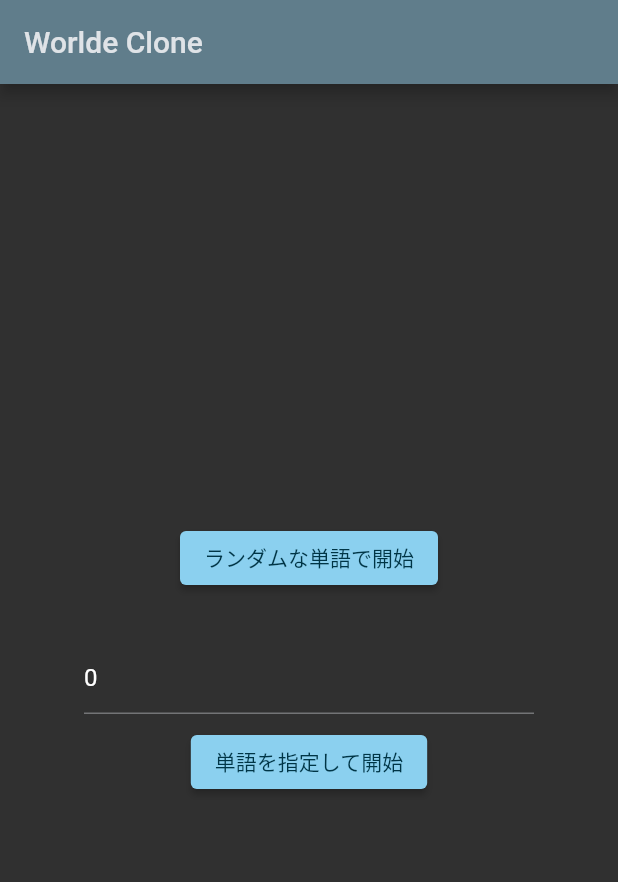
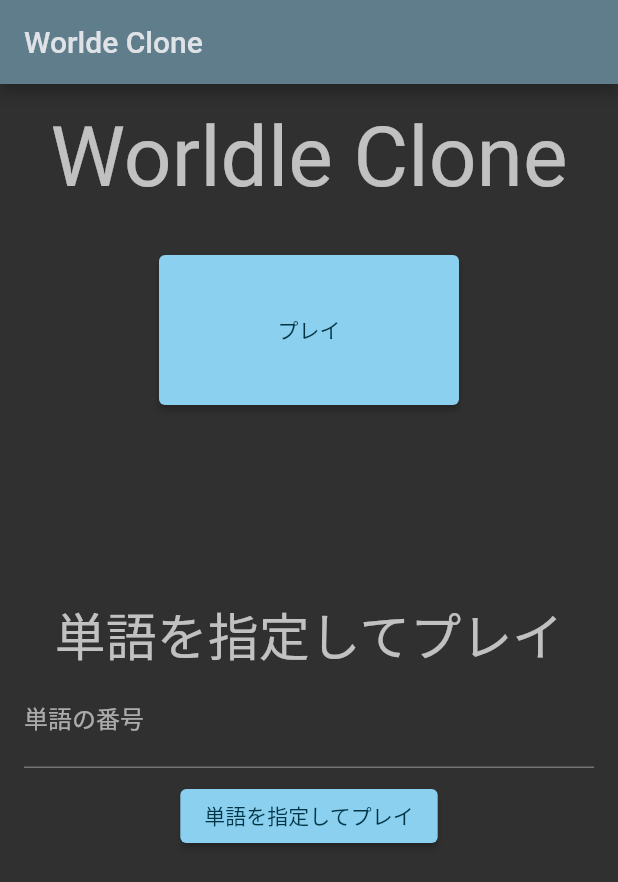
Before and after one commit to Juris710/wordle_clone, a Flutter app: the screen it shows after launch, on a phone screen of 412 x 824 dp. Shown: the top 882 px of the screen. Run offline on Flutter 3.47's test engine with Material 2 defaults, Android fonts, the phone set to English and light mode, and no system bars; our stand-ins replace flutter_hooks, hooks_riverpod.

Commit message:
ホームページのデザイン

```diff
--- a/lib/pages/home.dart
+++ b/lib/pages/home.dart
@@ -11,39 +11,71 @@ class HomePage extends HookConsumerWidget {
 
   @override
   Widget build(BuildContext context, WidgetRef ref) {
-    final controller = useTextEditingController(text: "0");
+    final controller = useTextEditingController();
     return Scaffold(
       appBar: AppBar(
         title: const Text(appName),
       ),
-      body: Center(
-        child: SizedBox(
-          width: 300,
+      body: SingleChildScrollView(
+        child: Padding(
+          padding: const EdgeInsets.all(16.0),
+          child: Center(
+            child: ConstrainedBox(
+              constraints: const BoxConstraints(maxWidth: 400),
               child: Column(
                 crossAxisAlignment: CrossAxisAlignment.center,
                 mainAxisAlignment: MainAxisAlignment.center,
                 children: [
+                  Text(
+                    "Worldle Clone",
+                    style: Theme.of(context).textTheme.headline2,
+                  ),
+                  const SizedBox(height: 32),
+                  SizedBox(
+                    width: 200,
+                    height:100,
+                    child: ElevatedButton(
+                      style: ElevatedButton.styleFrom(
+
+                      ),
+                      onPressed: () {
+                        ref.read(answerProvider.notifier).state =
+                            generateAnswer();
+                      },
+                      child: const Text("プレイ"),
+                    ),
+                  ),
+                  const SizedBox(height: 128),
+                  Text("単語を指定してプレイ", style: Theme.of(context).textTheme.headline4,),
+                  TextFormField(
+                    decoration: InputDecoration(
+                      labelText: "単語の番号",
+                      hintText: "0以上${words.length-1}以下の数字を入力"
+                    ),
+                    validator: (value) {
+                      final id = int.tryParse(controller.text);
+                      if (id == null) {
+                        return "数字を入力してください";
+                      }
+                      if (id < 0) {
+                        return "0以上の数字を入力してください";
+                      }
+                      if (id >= words.length){
+                        return "${words.length-1}以下の数字を入力してください。";
+                      }
+                      return null;
+                    },
+                    textAlign: TextAlign.center,
+                    controller: controller,
+                    keyboardType: TextInputType.number,
+                    autovalidateMode: AutovalidateMode.onUserInteraction,
+                    inputFormatters: [FilteringTextInputFormatter.digitsOnly],
+                  ),
+                  const SizedBox(height: 8),
                   ElevatedButton(
                     onPressed: () {
-                  ref.read(answerProvider.notifier).state = generateAnswer();
-                },
-                child: const Text("ランダムな単語で開始"),
-              ),
-              const SizedBox(
-                height: 32,
-              ),
-              TextField(
-                controller: controller,
-                keyboardType: TextInputType.number,
-                inputFormatters: [FilteringTextInputFormatter.digitsOnly],
-              ),
-              const SizedBox(
-                height: 8,
-              ),
-              ElevatedButton(
-                onPressed: () {
-                  final id = int.parse(controller.text);
-                  if (0 <= id && id < words.length) {
+                      final id = int.tryParse(controller.text);
+                      if (id != null && 0 <= id && id < words.length) {
                         final answer = words[id];
                         ref.read(answerProvider.notifier).state = answer;
                       } else {
@@ -54,9 +86,11 @@ class HomePage extends HookConsumerWidget {
                         );
                       }
                     },
-                child: const Text("単語を指定して開始"),
-              )
+                    child: const Text("単語を指定してプレイ"),
+                  ),
                 ],
+              ),
+            ),
           ),
         ),
       ),
```
Lines whose indentation alone changed are shown as unchanged.
